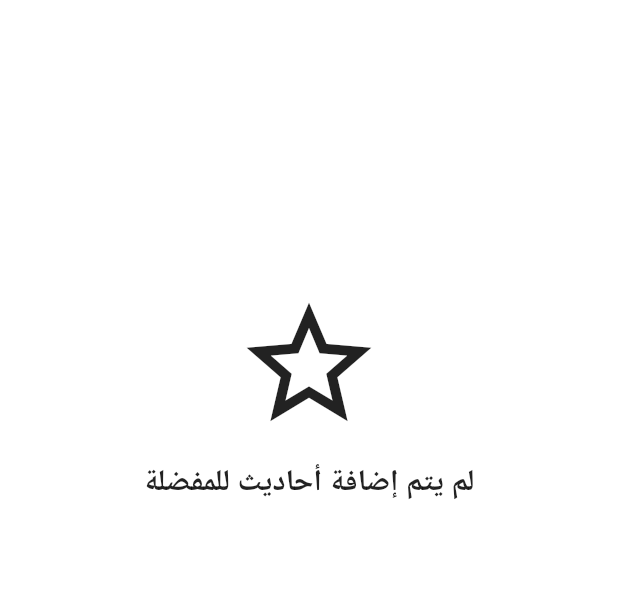
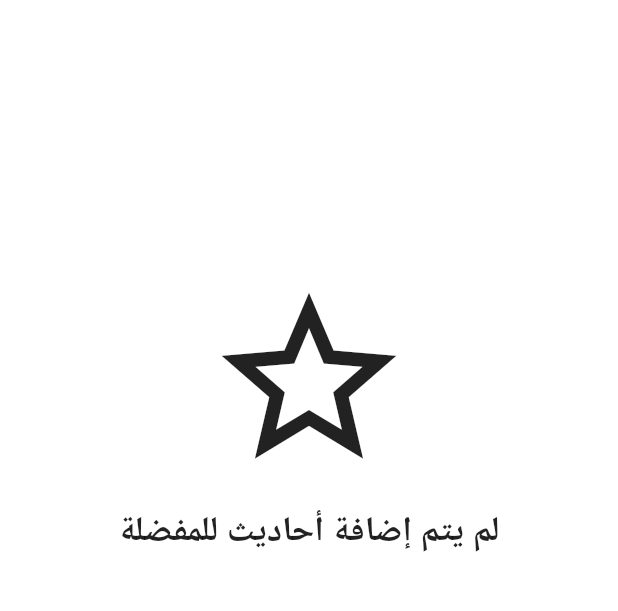
Before and after one commit to mayman007/HadithSearcher, a Flutter app: the FavouritesView screen opened by its route, on a phone screen of 412 x 824 dp, the part 64-675 px from its top. Run offline on Flutter 3.47's test engine with Material 2 defaults, Android fonts, the phone set to English and light mode, and no system bars; our stand-ins replace sqflite; accounts and stored records are empty.

Commit message:
small change

```diff
--- a/lib/views/favourites_view.dart
+++ b/lib/views/favourites_view.dart
@@ -164,7 +164,7 @@ class _FavouritesViewState extends State<FavouritesView> {
                 children: [
                   _isEmpty
                       ? Container(
-                          margin: const EdgeInsets.all(30),
+                          margin: const EdgeInsets.all(20),
                           child: const Column(
                             mainAxisAlignment: MainAxisAlignment.center,
                             children: [
@@ -173,7 +173,7 @@ class _FavouritesViewState extends State<FavouritesView> {
                               ),
                               Icon(
                                 Icons.star_border,
-                                size: 100,
+                                size: 140,
                               ),
                               SizedBox(
                                 height: 15,
@@ -181,7 +181,7 @@ class _FavouritesViewState extends State<FavouritesView> {
                               Text(
                                 'لم يتم إضافة أحاديث للمفضلة',
                                 style: TextStyle(
-                                  fontSize: 20,
+                                  fontSize: 23,
                                   fontWeight: FontWeight.bold,
                                 ),
                               ),
```
